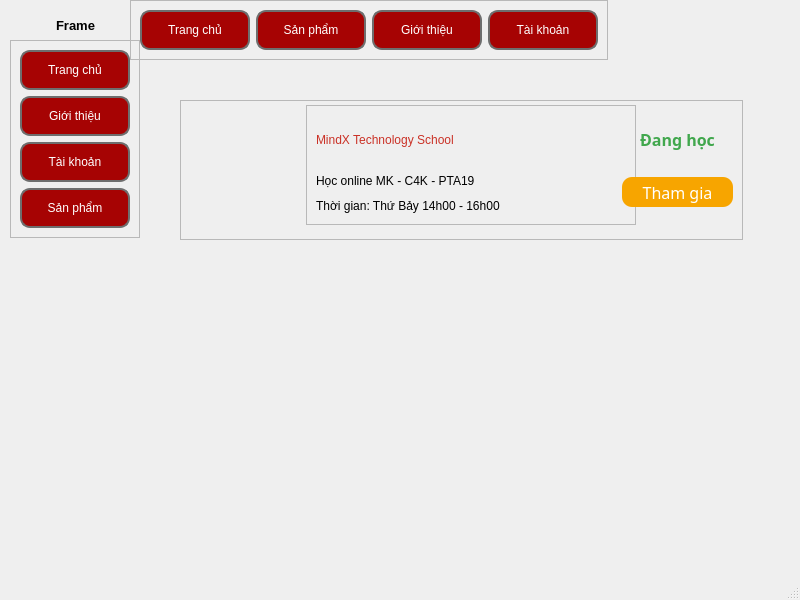
This is Lesson7/lesson7_p2.ui in trungsliver/MK-C4K-PTA19 as Qt 5 draws it before an edit. The edited form follows.
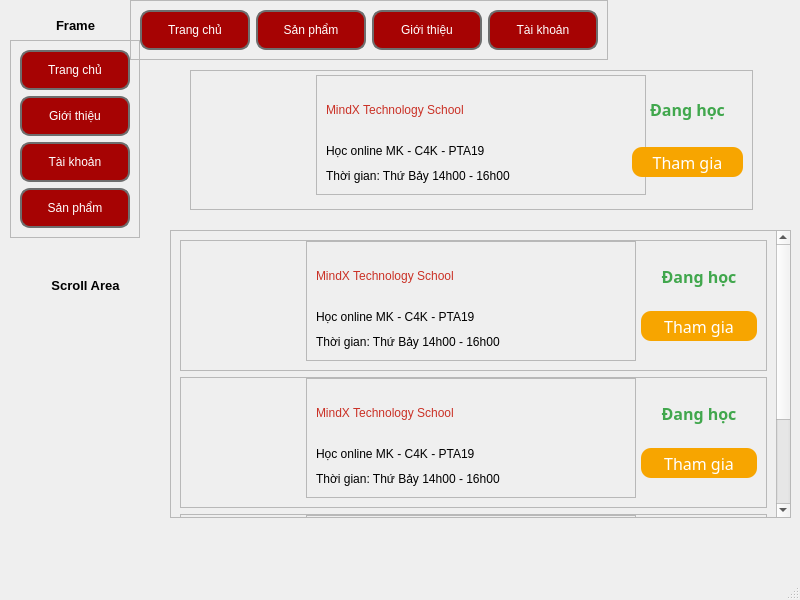
This is the edited form. Icons and pictures are not drawn.

```diff
--- a/Lesson7/lesson7_p2.ui
+++ b/Lesson7/lesson7_p2.ui
@@ -452,8 +452,8 @@
    <widget class="QFrame" name="frame_3">
     <property name="geometry">
      <rect>
-      <x>180</x>
-      <y>100</y>
+      <x>190</x>
+      <y>70</y>
       <width>563</width>
       <height>140</height>
      </rect>
@@ -667,6 +667,690 @@
      </item>
     </layout>
    </widget>
+   <widget class="QScrollArea" name="scrollArea">
+    <property name="geometry">
+     <rect>
+      <x>170</x>
+      <y>230</y>
+      <width>621</width>
+      <height>288</height>
+     </rect>
+    </property>
+    <property name="widgetResizable">
+     <bool>true</bool>
+    </property>
+    <widget class="QWidget" name="scrollAreaWidgetContents">
+     <property name="geometry">
+      <rect>
+       <x>0</x>
+       <y>-137</y>
+       <width>602</width>
+       <height>423</height>
+      </rect>
+     </property>
+     <layout class="QVBoxLayout" name="verticalLayout_5">
+      <item>
+       <widget class="QFrame" name="frame_6">
+        <property name="frameShape">
+         <enum>QFrame::StyledPanel</enum>
+        </property>
+        <property name="frameShadow">
+         <enum>QFrame::Raised</enum>
+        </property>
+        <layout class="QHBoxLayout" name="horizontalLayout_3">
+         <property name="spacing">
+          <number>5</number>
+         </property>
+         <property name="leftMargin">
+          <number>0</number>
+         </property>
+         <property name="topMargin">
+          <number>0</number>
+         </property>
+         <property name="rightMargin">
+          <number>0</number>
+         </property>
+         <item>
+          <widget class="QLabel" name="label_10">
+           <property name="minimumSize">
+            <size>
+             <width>120</width>
+             <height>120</height>
+            </size>
+           </property>
+           <property name="maximumSize">
+            <size>
+             <width>120</width>
+             <height>120</height>
+            </size>
+           </property>
+           <property name="text">
+            <string/>
+           </property>
+           <property name="pixmap">
+            <pixmap>images/mindx.jpg</pixmap>
+           </property>
+           <property name="scaledContents">
+            <bool>true</bool>
+           </property>
+          </widget>
+         </item>
+         <item>
+          <widget class="QFrame" name="frame_7">
+           <property name="minimumSize">
+            <size>
+             <width>330</width>
+             <height>120</height>
+            </size>
+           </property>
+           <property name="maximumSize">
+            <size>
+             <width>330</width>
+             <height>120</height>
+            </size>
+           </property>
+           <property name="frameShape">
+            <enum>QFrame::StyledPanel</enum>
+           </property>
+           <property name="frameShadow">
+            <enum>QFrame::Raised</enum>
+           </property>
+           <layout class="QVBoxLayout" name="verticalLayout_3">
+            <item>
+             <widget class="QLabel" name="label_11">
+              <property name="minimumSize">
+               <size>
+                <width>0</width>
+                <height>50</height>
+               </size>
+              </property>
+              <property name="styleSheet">
+               <string notr="true">color: rgb(202, 49, 38);
+font: 81 16pt &quot;Nunito Sans Normal ExtraBold&quot;;</string>
+              </property>
+              <property name="text">
+               <string>MindX Technology School</string>
+              </property>
+             </widget>
+            </item>
+            <item>
+             <widget class="QLabel" name="label_12">
+              <property name="styleSheet">
+               <string notr="true">font: 75 10pt &quot;Nunito Sans Normal&quot;;</string>
+              </property>
+              <property name="text">
+               <string>Học online MK - C4K - PTA19</string>
+              </property>
+             </widget>
+            </item>
+            <item>
+             <widget class="QLabel" name="label_13">
+              <property name="styleSheet">
+               <string notr="true">font: 75 10pt &quot;Nunito Sans Normal&quot;;</string>
+              </property>
+              <property name="text">
+               <string>Thời gian: Thứ Bảy 14h00 - 16h00</string>
+              </property>
+             </widget>
+            </item>
+           </layout>
+          </widget>
+         </item>
+         <item>
+          <widget class="QFrame" name="frame_8">
+           <property name="minimumSize">
+            <size>
+             <width>120</width>
+             <height>0</height>
+            </size>
+           </property>
+           <property name="styleSheet">
+            <string notr="true">border: none;</string>
+           </property>
+           <property name="frameShape">
+            <enum>QFrame::StyledPanel</enum>
+           </property>
+           <property name="frameShadow">
+            <enum>QFrame::Raised</enum>
+           </property>
+           <layout class="QGridLayout" name="gridLayout_6">
+            <property name="leftMargin">
+             <number>0</number>
+            </property>
+            <property name="topMargin">
+             <number>0</number>
+            </property>
+            <property name="bottomMargin">
+             <number>0</number>
+            </property>
+            <property name="spacing">
+             <number>0</number>
+            </property>
+            <item row="0" column="0">
+             <widget class="QLabel" name="label_14">
+              <property name="minimumSize">
+               <size>
+                <width>0</width>
+                <height>30</height>
+               </size>
+              </property>
+              <property name="maximumSize">
+               <size>
+                <width>16777215</width>
+                <height>30</height>
+               </size>
+              </property>
+              <property name="font">
+               <font>
+                <family>Nunito Sans Normal ExtraBold</family>
+                <pointsize>12</pointsize>
+                <weight>75</weight>
+                <bold>true</bold>
+               </font>
+              </property>
+              <property name="styleSheet">
+               <string notr="true">color: rgb(65, 167, 77);</string>
+              </property>
+              <property name="text">
+               <string>Đang học</string>
+              </property>
+              <property name="alignment">
+               <set>Qt::AlignCenter</set>
+              </property>
+             </widget>
+            </item>
+            <item row="1" column="0">
+             <widget class="QPushButton" name="pushButton_50">
+              <property name="minimumSize">
+               <size>
+                <width>0</width>
+                <height>30</height>
+               </size>
+              </property>
+              <property name="font">
+               <font>
+                <family>Nunito Sans Normal</family>
+                <pointsize>12</pointsize>
+               </font>
+              </property>
+              <property name="styleSheet">
+               <string notr="true">QPushButton{
+	border-radius: 10px;
+	background-color: rgb(247, 165, 0);
+	color: white;
+}
+
+QPushButton:pressed{
+	padding-left: 2px;
+	padding-top: 2px;
+}
+
+QPushButton:hover{
+	background-color: rgba(247, 165, 0, 0.8);
+}
+</string>
+              </property>
+              <property name="text">
+               <string>Tham gia</string>
+              </property>
+             </widget>
+            </item>
+           </layout>
+          </widget>
+         </item>
+        </layout>
+       </widget>
+      </item>
+      <item>
+       <widget class="QFrame" name="frame_9">
+        <property name="frameShape">
+         <enum>QFrame::StyledPanel</enum>
+        </property>
+        <property name="frameShadow">
+         <enum>QFrame::Raised</enum>
+        </property>
+        <layout class="QHBoxLayout" name="horizontalLayout_4">
+         <property name="spacing">
+          <number>5</number>
+         </property>
+         <property name="leftMargin">
+          <number>0</number>
+         </property>
+         <property name="topMargin">
+          <number>0</number>
+         </property>
+         <property name="rightMargin">
+          <number>0</number>
+         </property>
+         <item>
+          <widget class="QLabel" name="label_15">
+           <property name="minimumSize">
+            <size>
+             <width>120</width>
+             <height>120</height>
+            </size>
+           </property>
+           <property name="maximumSize">
+            <size>
+             <width>120</width>
+             <height>120</height>
+            </size>
+           </property>
+           <property name="text">
+            <string/>
+           </property>
+           <property name="pixmap">
+            <pixmap>images/mindx.jpg</pixmap>
+           </property>
+           <property name="scaledContents">
+            <bool>true</bool>
+           </property>
+          </widget>
+         </item>
+         <item>
+          <widget class="QFrame" name="frame_10">
+           <property name="minimumSize">
+            <size>
+             <width>330</width>
+             <height>120</height>
+            </size>
+           </property>
+           <property name="maximumSize">
+            <size>
+             <width>330</width>
+             <height>120</height>
+            </size>
+           </property>
+           <property name="frameShape">
+            <enum>QFrame::StyledPanel</enum>
+           </property>
+           <property name="frameShadow">
+            <enum>QFrame::Raised</enum>
+           </property>
+           <layout class="QVBoxLayout" name="verticalLayout_4">
+            <item>
+             <widget class="QLabel" name="label_16">
+              <property name="minimumSize">
+               <size>
+                <width>0</width>
+                <height>50</height>
+               </size>
+              </property>
+              <property name="styleSheet">
+               <string notr="true">color: rgb(202, 49, 38);
+font: 81 16pt &quot;Nunito Sans Normal ExtraBold&quot;;</string>
+              </property>
+              <property name="text">
+               <string>MindX Technology School</string>
+              </property>
+             </widget>
+            </item>
+            <item>
+             <widget class="QLabel" name="label_17">
+              <property name="styleSheet">
+               <string notr="true">font: 75 10pt &quot;Nunito Sans Normal&quot;;</string>
+              </property>
+              <property name="text">
+               <string>Học online MK - C4K - PTA19</string>
+              </property>
+             </widget>
+            </item>
+            <item>
+             <widget class="QLabel" name="label_18">
+              <property name="styleSheet">
+               <string notr="true">font: 75 10pt &quot;Nunito Sans Normal&quot;;</string>
+              </property>
+              <property name="text">
+               <string>Thời gian: Thứ Bảy 14h00 - 16h00</string>
+              </property>
+             </widget>
+            </item>
+           </layout>
+          </widget>
+         </item>
+         <item>
+          <widget class="QFrame" name="frame_11">
+           <property name="minimumSize">
+            <size>
+             <width>120</width>
+             <height>0</height>
+            </size>
+           </property>
+           <property name="styleSheet">
+            <string notr="true">border: none;</string>
+           </property>
+           <property name="frameShape">
+            <enum>QFrame::StyledPanel</enum>
+           </property>
+           <property name="frameShadow">
+            <enum>QFrame::Raised</enum>
+           </property>
+           <layout class="QGridLayout" name="gridLayout_7">
+            <property name="leftMargin">
+             <number>0</number>
+            </property>
+            <property name="topMargin">
+             <number>0</number>
+            </property>
+            <property name="bottomMargin">
+             <number>0</number>
+            </property>
+            <property name="spacing">
+             <number>0</number>
+            </property>
+            <item row="0" column="0">
+             <widget class="QLabel" name="label_19">
+              <property name="minimumSize">
+               <size>
+                <width>0</width>
+                <height>30</height>
+               </size>
+              </property>
+              <property name="maximumSize">
+               <size>
+                <width>16777215</width>
+                <height>30</height>
+               </size>
+              </property>
+              <property name="font">
+               <font>
+                <family>Nunito Sans Normal ExtraBold</family>
+                <pointsize>12</pointsize>
+                <weight>75</weight>
+                <bold>true</bold>
+               </font>
+              </property>
+              <property name="styleSheet">
+               <string notr="true">color: rgb(65, 167, 77);</string>
+              </property>
+              <property name="text">
+               <string>Đang học</string>
+              </property>
+              <property name="alignment">
+               <set>Qt::AlignCenter</set>
+              </property>
+             </widget>
+            </item>
+            <item row="1" column="0">
+             <widget class="QPushButton" name="pushButton_51">
+              <property name="minimumSize">
+               <size>
+                <width>0</width>
+                <height>30</height>
+               </size>
+              </property>
+              <property name="font">
+               <font>
+                <family>Nunito Sans Normal</family>
+                <pointsize>12</pointsize>
+               </font>
+              </property>
+              <property name="styleSheet">
+               <string notr="true">QPushButton{
+	border-radius: 10px;
+	background-color: rgb(247, 165, 0);
+	color: white;
+}
+
+QPushButton:pressed{
+	padding-left: 2px;
+	padding-top: 2px;
+}
+
+QPushButton:hover{
+	background-color: rgba(247, 165, 0, 0.8);
+}
+</string>
+              </property>
+              <property name="text">
+               <string>Tham gia</string>
+              </property>
+             </widget>
+            </item>
+           </layout>
+          </widget>
+         </item>
+        </layout>
+       </widget>
+      </item>
+      <item>
+       <widget class="QFrame" name="frame_12">
+        <property name="frameShape">
+         <enum>QFrame::StyledPanel</enum>
+        </property>
+        <property name="frameShadow">
+         <enum>QFrame::Raised</enum>
+        </property>
+        <layout class="QHBoxLayout" name="horizontalLayout_5">
+         <property name="spacing">
+          <number>5</number>
+         </property>
+         <property name="leftMargin">
+          <number>0</number>
+         </property>
+         <property name="topMargin">
+          <number>0</number>
+         </property>
+         <property name="rightMargin">
+          <number>0</number>
+         </property>
+         <item>
+          <widget class="QLabel" name="label_20">
+           <property name="minimumSize">
+            <size>
+             <width>120</width>
+             <height>120</height>
+            </size>
+           </property>
+           <property name="maximumSize">
+            <size>
+             <width>120</width>
+             <height>120</height>
+            </size>
+           </property>
+           <property name="text">
+            <string/>
+           </property>
+           <property name="pixmap">
+            <pixmap>images/mindx.jpg</pixmap>
+           </property>
+           <property name="scaledContents">
+            <bool>true</bool>
+           </property>
+          </widget>
+         </item>
+         <item>
+          <widget class="QFrame" name="frame_13">
+           <property name="minimumSize">
+            <size>
+             <width>330</width>
+             <height>120</height>
+            </size>
+           </property>
+           <property name="maximumSize">
+            <size>
+             <width>330</width>
+             <height>120</height>
+            </size>
+           </property>
+           <property name="frameShape">
+            <enum>QFrame::StyledPanel</enum>
+           </property>
+           <property name="frameShadow">
+            <enum>QFrame::Raised</enum>
+           </property>
+           <layout class="QVBoxLayout" name="verticalLayout_6">
+            <item>
+             <widget class="QLabel" name="label_21">
+              <property name="minimumSize">
+               <size>
+                <width>0</width>
+                <height>50</height>
+               </size>
+              </property>
+              <property name="styleSheet">
+               <string notr="true">color: rgb(202, 49, 38);
+font: 81 16pt &quot;Nunito Sans Normal ExtraBold&quot;;</string>
+              </property>
+              <property name="text">
+               <string>MindX Technology School</string>
+              </property>
+             </widget>
+            </item>
+            <item>
+             <widget class="QLabel" name="label_22">
+              <property name="styleSheet">
+               <string notr="true">font: 75 10pt &quot;Nunito Sans Normal&quot;;</string>
+              </property>
+              <property name="text">
+               <string>Học online MK - C4K - PTA19</string>
+              </property>
+             </widget>
+            </item>
+            <item>
+             <widget class="QLabel" name="label_23">
+              <property name="styleSheet">
+               <string notr="true">font: 75 10pt &quot;Nunito Sans Normal&quot;;</string>
+              </property>
+              <property name="text">
+               <string>Thời gian: Thứ Bảy 14h00 - 16h00</string>
+              </property>
+             </widget>
+            </item>
+           </layout>
+          </widget>
+         </item>
+         <item>
+          <widget class="QFrame" name="frame_14">
+           <property name="minimumSize">
+            <size>
+             <width>120</width>
+             <height>0</height>
+            </size>
+           </property>
+           <property name="styleSheet">
+            <string notr="true">border: none;</string>
+           </property>
+           <property name="frameShape">
+            <enum>QFrame::StyledPanel</enum>
+           </property>
+           <property name="frameShadow">
+            <enum>QFrame::Raised</enum>
+           </property>
+           <layout class="QGridLayout" name="gridLayout_8">
+            <property name="leftMargin">
+             <number>0</number>
+            </property>
+            <property name="topMargin">
+             <number>0</number>
+            </property>
+            <property name="bottomMargin">
+             <number>0</number>
+            </property>
+            <property name="spacing">
+             <number>0</number>
+            </property>
+            <item row="0" column="0">
+             <widget class="QLabel" name="label_24">
+              <property name="minimumSize">
+               <size>
+                <width>0</width>
+                <height>30</height>
+               </size>
+              </property>
+              <property name="maximumSize">
+               <size>
+                <width>16777215</width>
+                <height>30</height>
+               </size>
+              </property>
+              <property name="font">
+               <font>
+                <family>Nunito Sans Normal ExtraBold</family>
+                <pointsize>12</pointsize>
+                <weight>75</weight>
+                <bold>true</bold>
+               </font>
+              </property>
+              <property name="styleSheet">
+               <string notr="true">color: rgb(65, 167, 77);</string>
+              </property>
+              <property name="text">
+               <string>Đang học</string>
+              </property>
+              <property name="alignment">
+               <set>Qt::AlignCenter</set>
+              </property>
+             </widget>
+            </item>
+            <item row="1" column="0">
+             <widget class="QPushButton" name="pushButton_52">
+              <property name="minimumSize">
+               <size>
+                <width>0</width>
+                <height>30</height>
+               </size>
+              </property>
+              <property name="font">
+               <font>
+                <family>Nunito Sans Normal</family>
+                <pointsize>12</pointsize>
+               </font>
+              </property>
+              <property name="styleSheet">
+               <string notr="true">QPushButton{
+	border-radius: 10px;
+	background-color: rgb(247, 165, 0);
+	color: white;
+}
+
+QPushButton:pressed{
+	padding-left: 2px;
+	padding-top: 2px;
+}
+
+QPushButton:hover{
+	background-color: rgba(247, 165, 0, 0.8);
+}
+</string>
+              </property>
+              <property name="text">
+               <string>Tham gia</string>
+              </property>
+             </widget>
+            </item>
+           </layout>
+          </widget>
+         </item>
+        </layout>
+       </widget>
+      </item>
+     </layout>
+    </widget>
+   </widget>
+   <widget class="QLabel" name="label_2">
+    <property name="geometry">
+     <rect>
+      <x>10</x>
+      <y>270</y>
+      <width>151</width>
+      <height>31</height>
+     </rect>
+    </property>
+    <property name="font">
+     <font>
+      <pointsize>10</pointsize>
+      <weight>75</weight>
+      <bold>true</bold>
+     </font>
+    </property>
+    <property name="text">
+     <string>Scroll Area</string>
+    </property>
+    <property name="alignment">
+     <set>Qt::AlignCenter</set>
+    </property>
+   </widget>
   </widget>
   <widget class="QMenuBar" name="menubar">
    <property name="geometry">
```
